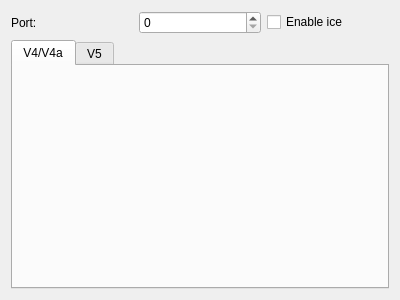
Before: the Qt Designer form Server/FrmSocket.ui in KangLin/RabbitProxyServer, drawn with Qt 5.
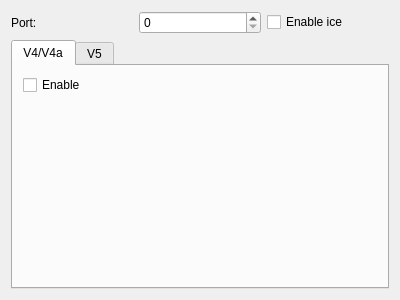
After: the same form once the commit is applied. The open tabs and pages were chosen to show the change.

What changed in the file:
```diff
--- a/Server/FrmSocket.ui
+++ b/Server/FrmSocket.ui
@@ -54,6 +54,19 @@
       <attribute name="whatsThis">
        <string>V4/V4a</string>
       </attribute>
+      <widget class="QCheckBox" name="cbEnableV4">
+       <property name="geometry">
+        <rect>
+         <x>10</x>
+         <y>10</y>
+         <width>73</width>
+         <height>18</height>
+        </rect>
+       </property>
+       <property name="text">
+        <string>Enable</string>
+       </property>
+      </widget>
      </widget>
      <widget class="QWidget" name="V5">
       <attribute name="title">
```
Left out of the diff: 15 changed lines with no effect on the pictures.
